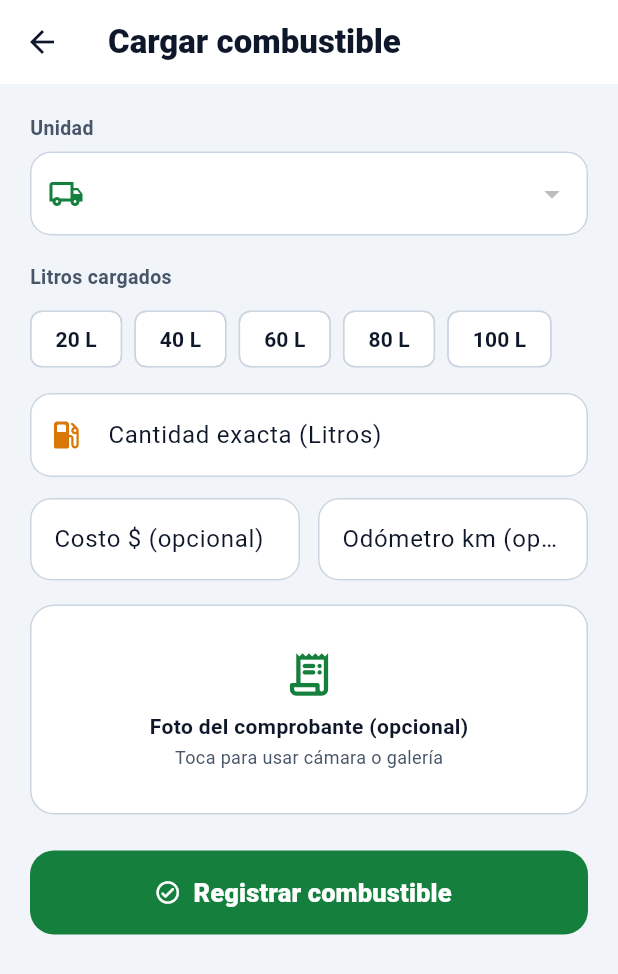
After one commit to GabrielR1/aseo-urbano-anaco, a Flutter app: the HomeScreen screen opened directly, after a tap on "Registrar carga de combustible", on a phone screen of 412 x 824 dp. The commit adds this screen. Shown: the top 974 px of the screen. Run offline on Flutter 3.47's test engine with Material 3 defaults, Android fonts, the phone set to English and light mode, and no system bars; our stand-ins replace flutter_secure_storage, geolocator, image_picker; accounts and stored records are empty; network calls fail.

Commit message:
Agregar registro de carga de combustible desde la app movil del chofer

```diff
--- /dev/null
+++ b/ecoruta_frontend/lib/screens/fuel_screen.dart
@@ -0,0 +1,476 @@
+import 'dart:typed_data';
+
+import 'package:flutter/material.dart';
+import 'package:image_picker/image_picker.dart';
+import 'package:provider/provider.dart';
+
+import '../providers/auth_provider.dart';
+import '../services/api_service.dart';
+
+class FuelScreen extends StatefulWidget {
+  final int? vehiculoIdInicial;
+  final String? vehiculoLabelInicial;
+
+  const FuelScreen({
+    super.key,
+    this.vehiculoIdInicial,
+    this.vehiculoLabelInicial,
+  });
+
+  @override
+  State<FuelScreen> createState() => _FuelScreenState();
+}
+
+class _FuelScreenState extends State<FuelScreen> {
+  static const List<int> _litrosRapidos = [20, 40, 60, 80, 100];
+
+  final ApiService _apiService = ApiService();
+  final _litrosController = TextEditingController();
+  final _costoController = TextEditingController();
+  final _kmController = TextEditingController();
+
+  List<Map<String, dynamic>> _vehiculos = [];
+  int? _vehiculoSeleccionado;
+  Uint8List? _imageBytes;
+  String _imageName = 'comprobante.jpg';
+  bool _loadingVehiculos = true;
+  bool _isSubmitting = false;
+
+  @override
+  void initState() {
+    super.initState();
+    _vehiculoSeleccionado = widget.vehiculoIdInicial;
+    _cargarVehiculos();
+  }
+
+  @override
+  void dispose() {
+    _litrosController.dispose();
+    _costoController.dispose();
+    _kmController.dispose();
+    super.dispose();
+  }
+
+  Future<void> _cargarVehiculos() async {
+    final lista = await _apiService.getVehiculosCombustible();
+    if (!mounted) return;
+    if (_apiService.sessionExpired) {
+      await context.read<AuthProvider>().logout(
+            notice: 'Tu sesión venció. Inicia sesión nuevamente.',
+          );
+      if (mounted) Navigator.popUntil(context, (route) => route.isFirst);
+      return;
+    }
+
+    int? seleccionado = _vehiculoSeleccionado;
+    final ids = lista.map((v) => v['id'] as int).toSet();
+    if (seleccionado == null || !ids.contains(seleccionado)) {
+      seleccionado = lista.isNotEmpty ? lista.first['id'] as int : null;
+    }
+
+    setState(() {
+      _vehiculos = lista;
+      _vehiculoSeleccionado = seleccionado;
+      _loadingVehiculos = false;
+    });
+  }
+
+  Future<void> _pickPhoto(ImageSource source) async {
+    try {
+      final picker = ImagePicker();
+      final picked = await picker.pickImage(
+        source: source,
+        imageQuality: 70,
+        maxWidth: 1600,
+      );
+      if (picked == null) return;
+      final bytes = await picked.readAsBytes();
+      if (!mounted) return;
+      setState(() {
+        _imageBytes = bytes;
+        _imageName = picked.name.isEmpty ? 'comprobante.jpg' : picked.name;
+      });
+    } catch (e) {
+      debugPrint('No se pudo obtener foto del comprobante: $e');
+      if (mounted) {
+        ScaffoldMessenger.of(context).showSnackBar(
+          const SnackBar(
+            content: Text('No se pudo abrir la cámara o galería.'),
+            behavior: SnackBarBehavior.floating,
+          ),
+        );
+      }
+    }
+  }
+
+  void _mostrarOpcionesFoto() {
+    final colors = Theme.of(context).colorScheme;
+    showModalBottomSheet(
+      context: context,
+      shape: const RoundedRectangleBorder(
+        borderRadius: BorderRadius.vertical(top: Radius.circular(18)),
+      ),
+      builder: (ctx) => SafeArea(
+        child: Padding(
+          padding: const EdgeInsets.symmetric(vertical: 12),
+          child: Column(
+            mainAxisSize: MainAxisSize.min,
+            children: [
+              ListTile(
+                leading: Icon(Icons.camera_alt_rounded, color: colors.primary),
+                title: const Text('Tomar foto del recibo'),
+                onTap: () {
+                  Navigator.pop(ctx);
+                  _pickPhoto(ImageSource.camera);
+                },
+              ),
+              ListTile(
+                leading: Icon(Icons.photo_library_rounded, color: colors.secondary),
+                title: const Text('Elegir de la galería'),
+                onTap: () {
+                  Navigator.pop(ctx);
+                  _pickPhoto(ImageSource.gallery);
+                },
+              ),
+              if (_imageBytes != null)
+                ListTile(
+                  leading: Icon(Icons.delete_outline, color: colors.error),
+                  title: Text('Quitar foto', style: TextStyle(color: colors.error)),
+                  onTap: () {
+                    Navigator.pop(ctx);
+                    setState(() => _imageBytes = null);
+                  },
+                ),
+            ],
+          ),
+        ),
+      ),
+    );
+  }
+
+  Future<void> _enviar() async {
+    if (_vehiculoSeleccionado == null) {
+      ScaffoldMessenger.of(context).showSnackBar(
+        const SnackBar(
+          content: Text('Selecciona la unidad a la que cargaste combustible.'),
+          behavior: SnackBarBehavior.floating,
+        ),
+      );
+      return;
+    }
+
+    final litros = double.tryParse(_litrosController.text.trim().replaceAll(',', '.'));
+    if (litros == null || litros <= 0) {
+      ScaffoldMessenger.of(context).showSnackBar(
+        const SnackBar(
+          content: Text('Ingresa una cantidad válida de litros (mayor a 0).'),
+          behavior: SnackBarBehavior.floating,
+        ),
+      );
+      return;
+    }
+
+    final costoText = _costoController.text.trim().replaceAll(',', '.');
+    final costo = costoText.isEmpty ? 0.0 : double.tryParse(costoText);
+    if (costo == null || costo < 0) {
+      ScaffoldMessenger.of(context).showSnackBar(
+        const SnackBar(
+          content: Text('El costo total no es válido.'),
+          behavior: SnackBarBehavior.floating,
+        ),
+      );
+      return;
+    }
+
+    final kmText = _kmController.text.trim();
+    final km = kmText.isEmpty ? 0 : int.tryParse(kmText);
+    if (km == null || km < 0) {
+      ScaffoldMessenger.of(context).showSnackBar(
+        const SnackBar(
+          content: Text('El kilometraje debe ser un número entero positivo.'),
+          behavior: SnackBarBehavior.floating,
+        ),
+      );
+      return;
+    }
+
+    setState(() => _isSubmitting = true);
+    final ok = await _apiService.registrarCombustible(
+      vehiculoId: _vehiculoSeleccionado!,
+      litros: litros,
+      costoTotal: costo,
+      kilometrajeActual: km,
+      comprobanteBytes: _imageBytes,
+      comprobanteName: _imageName,
+    );
+
+    if (!mounted) return;
+    setState(() => _isSubmitting = false);
+
+    if (_apiService.sessionExpired) {
+      await context.read<AuthProvider>().logout(
+            notice: 'Tu sesión venció. Inicia sesión nuevamente.',
+          );
+      if (mounted) Navigator.popUntil(context, (route) => route.isFirst);
+      return;
+    }
+
+    if (ok) {
+      ScaffoldMessenger.of(context).showSnackBar(
+        SnackBar(
+          content: Text('Carga de ${litros.toStringAsFixed(1)} L registrada correctamente.'),
+          backgroundColor: const Color(0xFF15803D),
+          behavior: SnackBarBehavior.floating,
+        ),
+      );
+      Navigator.pop(context, true);
+    } else {
+      ScaffoldMessenger.of(context).showSnackBar(
+        SnackBar(
+          content: Text(_apiService.lastError ?? 'No se pudo registrar el combustible.'),
+          backgroundColor: Colors.red.shade700,
+          behavior: SnackBarBehavior.floating,
+        ),
+      );
+    }
+  }
+
+  @override
+  Widget build(BuildContext context) {
+    final theme = Theme.of(context);
+    final colors = theme.colorScheme;
+    final isDark = theme.brightness == Brightness.dark;
+    final muted = isDark ? const Color(0xFF94A3B8) : const Color(0xFF475569);
+
+    return Scaffold(
+      appBar: AppBar(
+        title: const Text('Cargar combustible', style: TextStyle(fontWeight: FontWeight.w800)),
+      ),
+      body: _loadingVehiculos
+          ? Center(child: CircularProgressIndicator(color: colors.primary))
+          : SingleChildScrollView(
+              padding: const EdgeInsets.all(20.0),
+              child: Column(
+                crossAxisAlignment: CrossAxisAlignment.stretch,
+                children: [
+                  Text(
+                    'Unidad',
+                    style: TextStyle(color: muted, fontSize: 13, fontWeight: FontWeight.w700),
+                  ),
+                  const SizedBox(height: 6),
+                  DropdownButtonFormField<int>(
+                    initialValue: _vehiculoSeleccionado,
+                    isExpanded: true,
+                    decoration: InputDecoration(
+                      filled: true,
+                      fillColor: colors.surface,
+                      prefixIcon: Icon(Icons.local_shipping_outlined, color: colors.primary),
+                      enabledBorder: OutlineInputBorder(
+                        borderRadius: BorderRadius.circular(14),
+                        borderSide: BorderSide(color: colors.outline),
+                      ),
+                      focusedBorder: OutlineInputBorder(
+                        borderRadius: BorderRadius.circular(14),
+                        borderSide: BorderSide(color: colors.primary, width: 1.6),
+                      ),
+                    ),
+                    items: _vehiculos
+                        .map(
+                          (v) => DropdownMenuItem<int>(
+                            value: v['id'] as int,
+                            child: Text(
+                              '[${v['placa']}] ${v['modelo']}',
+                              overflow: TextOverflow.ellipsis,
+                              style: const TextStyle(fontWeight: FontWeight.w600),
+                            ),
+                          ),
+                        )
+                        .toList(),
+                    onChanged: _isSubmitting ? null : (val) => setState(() => _vehiculoSeleccionado = val),
+                  ),
+                  const SizedBox(height: 18),
+
+                  Text(
+                    'Litros cargados',
+                    style: TextStyle(color: muted, fontSize: 13, fontWeight: FontWeight.w700),
+                  ),
+                  const SizedBox(height: 8),
+                  Wrap(
+                    spacing: 8,
+                    runSpacing: 8,
+                    children: _litrosRapidos.map((cant) {
+                      final active = _litrosController.text.trim() == '$cant';
+                      return ChoiceChip(
+                        label: Text('$cant L'),
+                        selected: active,
+                        selectedColor: isDark ? const Color(0x33D97706) : const Color(0xFFFEF3C7),
+                        backgroundColor: colors.surface,
+                        side: BorderSide(color: active ? const Color(0xFFD97706) : colors.outline),
+                        labelStyle: TextStyle(
+                          color: active
+                              ? (isDark ? const Color(0xFFFCD34D) : const Color(0xFFB45309))
+                              : colors.onSurface,
+                          fontWeight: FontWeight.w700,
+                        ),
+                        onSelected: _isSubmitting
+                            ? null
+                            : (_) => setState(() => _litrosController.text = '$cant'),
+                      );
+                    }).toList(),
+                  ),
+                  const SizedBox(height: 12),
+                  TextField(
+                    controller: _litrosController,
+                    keyboardType: const TextInputType.numberWithOptions(decimal: true),
+                    style: TextStyle(color: colors.onSurface, fontSize: 16, fontWeight: FontWeight.w600),
+                    onChanged: (_) => setState(() {}),
+                    decoration: InputDecoration(
+                      labelText: 'Cantidad exacta (Litros)',
+                      hintText: 'Ej. 45.5',
+                      prefixIcon: const Icon(Icons.local_gas_station_rounded, color: Color(0xFFD97706)),
+                      filled: true,
+                      fillColor: colors.surface,
+                      enabledBorder: OutlineInputBorder(
+                        borderRadius: BorderRadius.circular(14),
+                        borderSide: BorderSide(color: colors.outline),
+                      ),
+                      focusedBorder: OutlineInputBorder(
+                        borderRadius: BorderRadius.circular(14),
+                        borderSide: BorderSide(color: colors.primary, width: 1.6),
+                      ),
+                    ),
+                  ),
+                  const SizedBox(height: 14),
+
+                  Row(
+                    children: [
+                      Expanded(
+                        child: TextField(
+                          controller: _costoController,
+                          keyboardType: const TextInputType.numberWithOptions(decimal: true),
+                          style: TextStyle(color: colors.onSurface, fontSize: 15),
+                          decoration: InputDecoration(
+                            labelText: 'Costo \$ (opcional)',
+                            hintText: '0.00',
+                            filled: true,
+                            fillColor: colors.surface,
+                            enabledBorder: OutlineInputBorder(
+                              borderRadius: BorderRadius.circular(14),
+                              borderSide: BorderSide(color: colors.outline),
+                            ),
+                            focusedBorder: OutlineInputBorder(
+                              borderRadius: BorderRadius.circular(14),
+                              borderSide: BorderSide(color: colors.primary, width: 1.6),
+                            ),
+                          ),
+                        ),
+                      ),
+                      const SizedBox(width: 12),
+                      Expanded(
+                        child: TextField(
+                          controller: _kmController,
+                          keyboardType: TextInputType.number,
+                          style: TextStyle(color: colors.onSurface, fontSize: 15),
+                          decoration: InputDecoration(
+                            labelText: 'Odómetro km (opc.)',
+                            hintText: 'Ej. 12450',
+                            filled: true,
+                            fillColor: colors.surface,
+                            enabledBorder: OutlineInputBorder(
+                              borderRadius: BorderRadius.circular(14),
+                              borderSide: BorderSide(color: colors.outline),
+                            ),
+                            focusedBorder: OutlineInputBorder(
+                              borderRadius: BorderRadius.circular(14),
+                              borderSide: BorderSide(color: colors.primary, width: 1.6),
+                            ),
+                          ),
+                        ),
+                      ),
+                    ],
+                  ),
+                  const SizedBox(height: 16),
+
+                  InkWell(
+                    onTap: _isSubmitting ? null : _mostrarOpcionesFoto,
+                    borderRadius: BorderRadius.circular(16),
+                    child: Container(
+                      height: 140,
+                      width: double.infinity,
+                      decoration: BoxDecoration(
+                        color: colors.surface,
+                        borderRadius: BorderRadius.circular(16),
+                        border: Border.all(color: colors.outline),
+                      ),
+                      clipBehavior: Clip.antiAlias,
+                      child: _imageBytes == null
+                          ? Column(
+                              mainAxisAlignment: MainAxisAlignment.center,
+                              children: [
+                                Icon(Icons.receipt_long_rounded, size: 34, color: colors.primary),
+                                const SizedBox(height: 8),
+                                Text(
+                                  'Foto del comprobante (opcional)',
+                                  style: TextStyle(color: colors.onSurface, fontSize: 14, fontWeight: FontWeight.w700),
+                                ),
+                                const SizedBox(height: 2),
+                                Text(
+                                  'Toca para usar cámara o galería',
+                                  style: TextStyle(color: muted, fontSize: 12),
+                                ),
+                              ],
+                            )
+                          : Stack(
+                              fit: StackFit.expand,
+                              children: [
+                                Image.memory(_imageBytes!, fit: BoxFit.cover),
+                                Positioned(
+                                  right: 10,
+                                  bottom: 10,
+                                  child: Container(
+                                    padding: const EdgeInsets.symmetric(horizontal: 10, vertical: 5),
+                                    decoration: BoxDecoration(
+                                      color: Colors.black.withValues(alpha: 0.72),
+                                      borderRadius: BorderRadius.circular(999),
+                                    ),
+                                    child: const Text(
+                                      'Cambiar foto',
+                                      style: TextStyle(color: Colors.white, fontSize: 12, fontWeight: FontWeight.w600),
+                                    ),
+                                  ),
+                                ),
+                              ],
+                            ),
+                    ),
+                  ),
+                  const SizedBox(height: 24),
+
+                  SizedBox(
+                    height: 56,
+                    child: ElevatedButton.icon(
+                      onPressed: _isSubmitting ? null : _enviar,
+                      icon: _isSubmitting
+                          ? SizedBox(
+                              width: 20,
+                              height: 20,
+                              child: CircularProgressIndicator(strokeWidth: 2.5, color: colors.onPrimary),
+                            )
+                          : const Icon(Icons.check_circle_outline_rounded),
+                      label: Text(
+                        _isSubmitting ? 'Guardando...' : 'Registrar combustible',
+                        style: const TextStyle(fontSize: 17, fontWeight: FontWeight.w800),
+                      ),
+                      style: ElevatedButton.styleFrom(
+                        backgroundColor: colors.primary,
+                        foregroundColor: colors.onPrimary,
+                        elevation: 0,
+                        shape: RoundedRectangleBorder(borderRadius: BorderRadius.circular(16)),
+                      ),
+                    ),
+                  ),
+                ],
+              ),
+            ),
+    );
+  }
+}
--- a/ecoruta_frontend/lib/screens/home_screen.dart
+++ b/ecoruta_frontend/lib/screens/home_screen.dart
@@ -3,6 +3,7 @@ import 'package:provider/provider.dart';
 import '../providers/auth_provider.dart';
 import '../providers/theme_provider.dart';
 import '../services/api_service.dart';
+import 'fuel_screen.dart';
 import 'route_active_screen.dart';
 
 class HomeScreen extends StatefulWidget {
@@ -76,6 +77,7 @@ class _HomeScreenState extends State<HomeScreen> {
       MaterialPageRoute(
         builder: (_) => RouteActiveScreen(
           jornadaId: jornadaId,
+          vehiculoId: jornada['vehiculo_id'] is int ? jornada['vehiculo_id'] as int : null,
           rutaNombre: (jornada['ruta_nombre'] ?? 'Ruta #$jornadaId').toString(),
           rutaZona: (jornada['ruta_zona'] ?? '').toString(),
           rutaDescripcion: (jornada['ruta_descripcion'] ?? '').toString(),
@@ -183,6 +185,8 @@ class _HomeScreenState extends State<HomeScreen> {
                       const SizedBox(height: 16),
                     ],
                     _buildCompactStatsRow(context),
+                    const SizedBox(height: 14),
+                    _buildFuelQuickAction(context),
                     _buildIncentivesSection(context),
                   ],
                 ),
@@ -506,6 +510,34 @@ class _HomeScreenState extends State<HomeScreen> {
     );
   }
 
+  Widget _buildFuelQuickAction(BuildContext context) {
+    final colors = Theme.of(context).colorScheme;
+    final principal = _jornadas.isNotEmpty ? Map<String, dynamic>.from(_jornadas.first as Map) : null;
+    final vehiculoId = principal != null && principal['vehiculo_id'] is int ? principal['vehiculo_id'] as int : null;
+
+    return OutlinedButton.icon(
+      onPressed: () {
+        Navigator.push(
+          context,
+          MaterialPageRoute(
+            builder: (_) => FuelScreen(vehiculoIdInicial: vehiculoId),
+          ),
+        );
+      },
+      icon: const Icon(Icons.local_gas_station_rounded, color: Color(0xFFD97706), size: 22),
+      label: Text(
+        'Registrar carga de combustible',
+        style: TextStyle(fontSize: 15.5, fontWeight: FontWeight.w700, color: colors.onSurface),
+      ),
+      style: OutlinedButton.styleFrom(
+        minimumSize: const Size(double.infinity, 54),
+        backgroundColor: colors.surface,
+        side: BorderSide(color: colors.outline),
+        shape: RoundedRectangleBorder(borderRadius: BorderRadius.circular(14)),
+      ),
+    );
+  }
+
   Widget _buildIncentivesSection(BuildContext context) {
     final insignias = (_gamificacion?['insignias'] as List?) ?? [];
     if (insignias.isEmpty) return const SizedBox.shrink();
--- a/ecoruta_frontend/lib/services/api_service.dart
+++ b/ecoruta_frontend/lib/services/api_service.dart
@@ -311,4 +311,85 @@ class ApiService {
       return null;
     }
   }
+
+  Future<List<Map<String, dynamic>>> getVehiculosCombustible() async {
+    sessionExpired = false;
+    try {
+      final response = await http
+          .get(
+            Uri.parse('$baseUrl/logistica/combustible/'),
+            headers: await getHeaders(),
+          )
+          .timeout(_timeout);
+      if (response.statusCode == 401) {
+        sessionExpired = true;
+        return [];
+      }
+      if (response.statusCode == 200) {
+        final data = jsonDecode(utf8.decode(response.bodyBytes));
+        final raw = data is Map ? (data['vehiculos'] as List? ?? []) : [];
+        return raw.whereType<Map>().map((e) => Map<String, dynamic>.from(e)).toList();
+      }
+      return [];
+    } catch (e) {
+      debugPrint('Error obteniendo vehículos para combustible: $e');
+      return [];
+    }
+  }
+
+  Future<bool> registrarCombustible({
+    required int vehiculoId,
+    required double litros,
+    double costoTotal = 0.0,
+    int kilometrajeActual = 0,
+    Uint8List? comprobanteBytes,
+    String comprobanteName = 'comprobante.jpg',
+  }) async {
+    lastError = null;
+    sessionExpired = false;
+    try {
+      final request = http.MultipartRequest(
+        'POST',
+        Uri.parse('$baseUrl/logistica/combustible/'),
+      );
+      final token = await getToken();
+      if (token != null) {
+        request.headers['Authorization'] = 'Token $token';
+      }
+      request.fields['vehiculo'] = vehiculoId.toString();
+      request.fields['litros'] = litros.toStringAsFixed(2);
+      request.fields['costo_total'] = costoTotal.toStringAsFixed(2);
+      request.fields['kilometraje_actual'] = kilometrajeActual.toString();
+      if (comprobanteBytes != null) {
+        request.files.add(
+          http.MultipartFile.fromBytes('comprobante', comprobanteBytes, filename: comprobanteName),
+        );
+      }
+
+      final streamed = await request.send().timeout(_timeout);
+      final response = await http.Response.fromStream(streamed);
+      if (response.statusCode == 401) {
+        sessionExpired = true;
+        return false;
+      }
+      if (response.statusCode == 201) {
+        return true;
+      }
+      try {
+        final data = jsonDecode(utf8.decode(response.bodyBytes));
+        if (data is Map && data['detail'] != null) {
+          lastError = data['detail'].toString();
+        }
+      } catch (_) {}
+      lastError ??= 'No se pudo registrar el combustible (${response.statusCode}).';
+      return false;
+    } on TimeoutException {
+      lastError = 'El servidor tardó en responder. Intenta de nuevo.';
+      return false;
+    } catch (e) {
+      debugPrint('Error registrando combustible: $e');
+      lastError = 'Sin conexión con el servidor. Intenta de nuevo.';
+      return false;
+    }
+  }
 }
```
Also changed, not shown: ecoruta_frontend/lib/screens/route_active_screen.dart (+47 -11 lines), 3 other files.
